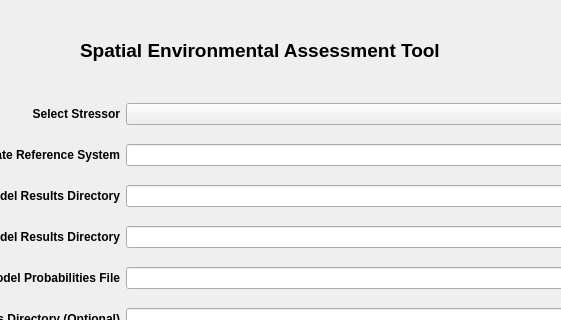
This is code/stressor_receptor_calc_dialog_base.ui in sandialabs/seat-qgis-plugin as Qt 5 draws it before an edit; both pictures show x 90 to 651 and y 0 to 320 of the 800 by 591 pixel window. The edited form follows.
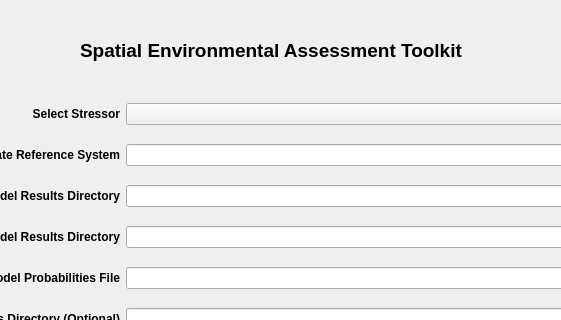
This is the edited form. Icons and pictures are not drawn.

Commit message: tool => toolkit

```diff
--- a/code/stressor_receptor_calc_dialog_base.ui
+++ b/code/stressor_receptor_calc_dialog_base.ui
@@ -91,7 +91,7 @@
     </size>
    </property>
    <property name="text">
-    <string>&lt;html&gt;&lt;head/&gt;&lt;body&gt;&lt;p&gt;&lt;span style=&quot; font-size:14pt; font-weight:700;&quot;&gt;Spatial Environmental Assessment Tool&lt;/span&gt;&lt;/p&gt;&lt;/body&gt;&lt;/html&gt;</string>
+    <string>&lt;html&gt;&lt;head/&gt;&lt;body&gt;&lt;p&gt;&lt;span style=&quot; font-size:14pt; font-weight:700;&quot;&gt;Spatial Environmental Assessment Toolkit&lt;/span&gt;&lt;/p&gt;&lt;/body&gt;&lt;/html&gt;</string>
    </property>
   </widget>
   <widget class="QWidget" name="verticalLayoutWidget">
```
Left out of the diff: 2 changed lines with no effect on the pictures. The commit also changes 13 other files.
